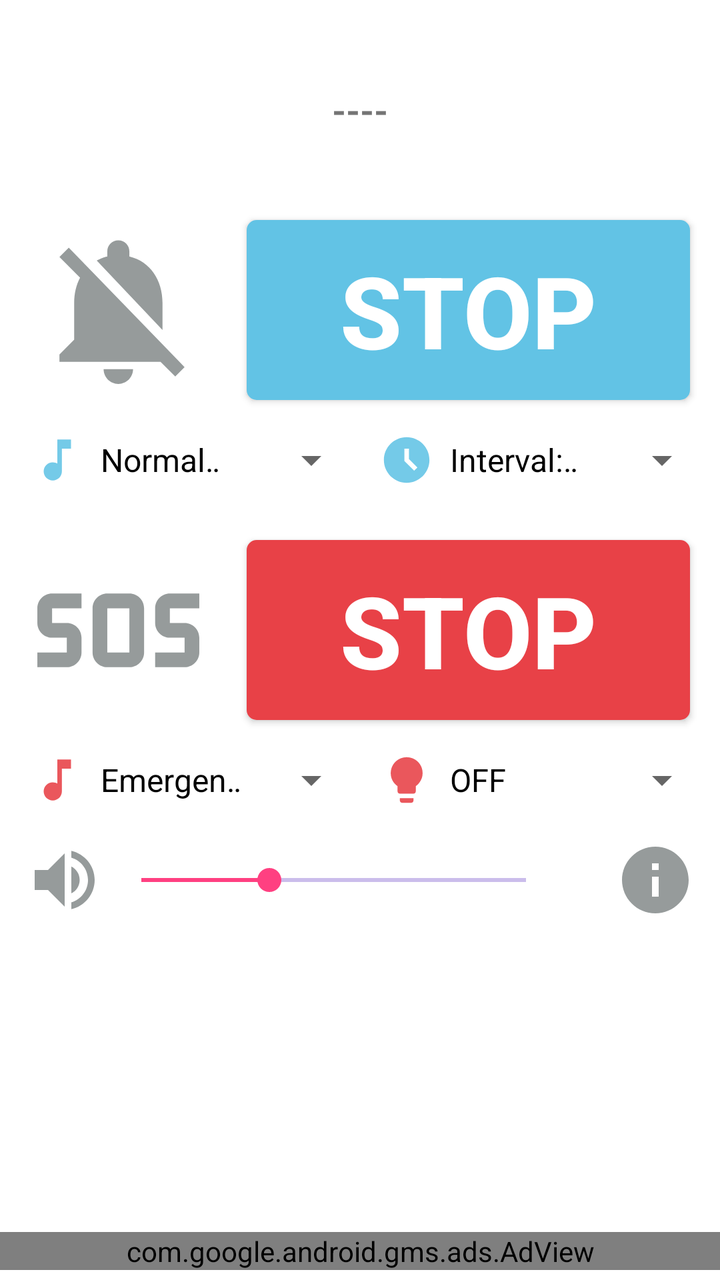
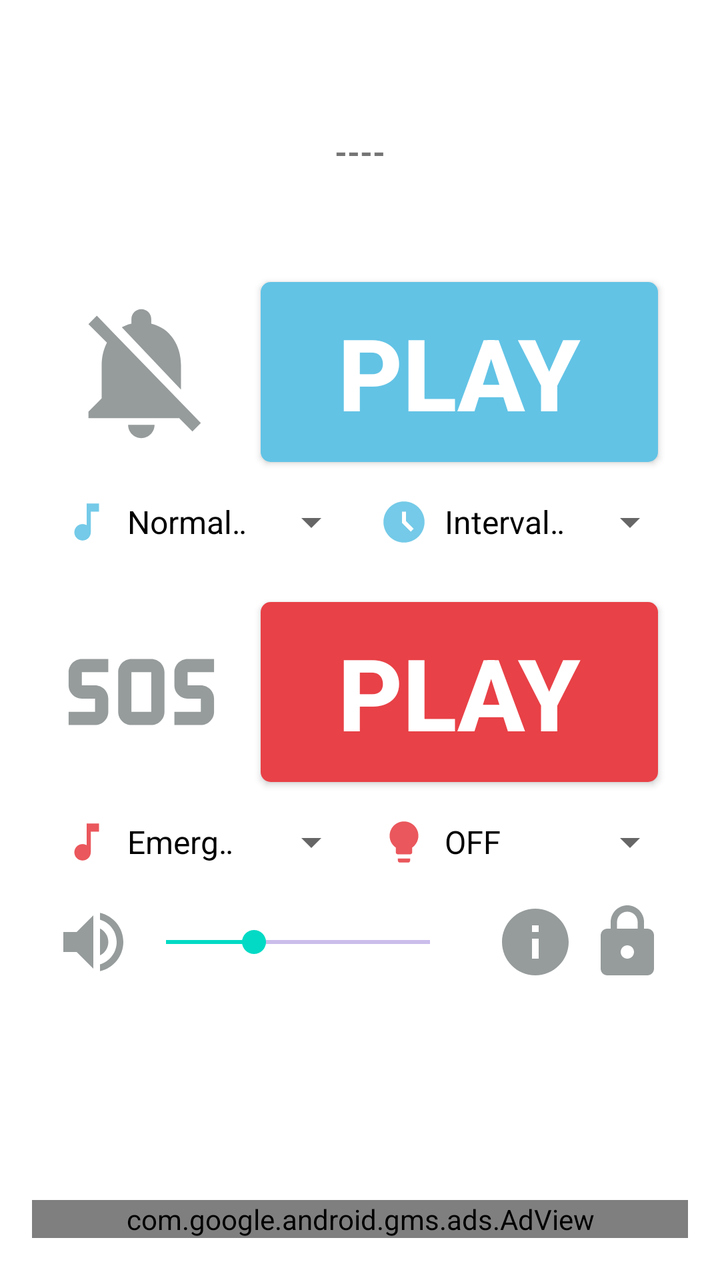

An Android layout rendered at two revisions. The XML below is the earlier revision; the diff shows what the commit changed to produce the second picture.
<!-- AndroidManifest.xml: application theme Theme.BeastBuster -->
<!-- res/layout/newactivity_main.xml -->
<?xml version="1.0" encoding="utf-8"?>
<androidx.constraintlayout.widget.ConstraintLayout xmlns:android="http://schemas.android.com/apk/res/android"
    xmlns:app="http://schemas.android.com/apk/res-auto"
    xmlns:ads="http://schemas.android.com/apk/res-auto"
    xmlns:tools="http://schemas.android.com/tools"
    android:layout_width="match_parent"
    android:layout_height="match_parent"
    tools:context=".MainActivity">

    
    <LinearLayout
        android:id="@+id/linearLayout_100"
        android:layout_width="match_parent"
        android:layout_height="match_parent"
        app:layout_constraintTop_toTopOf="parent"
        android:orientation="vertical">

        <LinearLayout
            android:id="@+id/linearLayout00"
            android:layout_width="match_parent"
            android:layout_height="100dp"
            android:layout_marginStart="5dp"
            android:layout_marginEnd="5dp"
            android:layout_marginTop="5dp"
            android:layout_alignParentStart="true"
            android:backgroundTint="@null"
            app:layout_constraintEnd_toEndOf="parent"
            app:layout_constraintStart_toStartOf="parent"
            app:layout_constraintTop_toTopOf="parent">

            <TextView
                android:id="@+id/textView"
                android:layout_width="match_parent"
                android:layout_height="90dp"
                android:layout_alignParentEnd="true"
                android:layout_alignParentStart="true"
                android:layout_alignParentTop="true"
                android:layout_marginEnd="5dp"
                android:layout_marginStart="5dp"
                android:layout_marginTop="5dp"
                android:gravity="center"
                android:text="----"
                android:textSize="18sp"
                android:textStyle="bold"
                app:layout_constraintEnd_toEndOf="parent"
                app:layout_constraintStart_toStartOf="parent"
                app:layout_constraintTop_toTopOf="@+id/linearLayout5" />

        </LinearLayout>


        <LinearLayout
            android:id="@+id/linearLayout11"
            android:layout_width="match_parent"
            android:layout_height="100dp"
            android:layout_alignParentStart="true"
            android:layout_below="@+id/linearLayout00"
            android:layout_marginStart="5dp"
            android:layout_marginEnd="5dp"
            android:background="@null"
            android:orientation="horizontal"
            app:layout_constraintTop_toBottomOf="@+id/linearLayout00">

            <ImageView
                android:id="@+id/img_normal"
                android:layout_width="0dp"
                android:layout_height="match_parent"
                android:layout_marginStart="10dp"
                android:layout_marginTop="5dp"
                android:layout_marginEnd="10dp"
                android:layout_marginBottom="5dp"
                android:layout_weight="2"
                android:background="@null"
                android:src="@drawable/bell_off2" />

            <ToggleButton
                android:id="@+id/toggle_normal"
                android:layout_width="0dp"
                android:layout_height="match_parent"
                android:layout_marginBottom="5dp"
                android:layout_marginEnd="10dp"
                android:layout_marginStart="10dp"
                android:layout_marginTop="5dp"
                android:layout_weight="5"
                android:background="@drawable/bak_normal"
                android:checked="false"
                android:textColor="@color/white"
                android:textOff="STOP"
                android:textOn="PLAY"
                android:textSize="50dp"
                android:textStyle="bold" />

        </LinearLayout>

        <LinearLayout
            android:id="@+id/linearLayout12"
            android:layout_width="match_parent"
            android:layout_height="50dp"
            android:layout_alignParentStart="true"
            android:layout_below="@+id/linearLayout11"
            android:layout_marginStart="5dp"
            android:layout_marginEnd="5dp"
            android:backgroundTint="@null"
            android:background="@null"
            android:orientation="horizontal"
            app:layout_constraintTop_toBottomOf="@+id/linearLayout11">

            <ImageView
                android:id="@+id/img_bell_list"
                android:layout_width="0dp"
                android:layout_height="match_parent"
                android:layout_marginStart="10dp"
                android:layout_marginTop="5dp"
                android:layout_marginEnd="0dp"
                android:layout_marginBottom="5dp"
                android:layout_weight="1"
                android:background="@null"
                android:src="@drawable/bell_list" />

            <Spinner
                android:id="@+id/sp_sound1"
                android:layout_width="0dp"
                android:layout_height="match_parent"
                android:layout_weight="5"
                android:theme="@style/SpinnerTheme"
                android:backgroundTint="@null"
                android:entries="@array/list_sound1"
                android:spinnerMode="dialog"/>

            <ImageView
                android:id="@+id/img_bell_time"
                android:layout_width="0dp"
                android:layout_height="match_parent"
                android:layout_marginStart="10dp"
                android:layout_marginTop="5dp"
                android:layout_marginEnd="0dp"
                android:layout_marginBottom="5dp"
                android:layout_weight="1"
                android:background="@null"
                android:src="@drawable/bell_time" />

            <Spinner
                android:id="@+id/sp_interval"
                android:layout_width="0dp"
                android:layout_height="match_parent"
                android:layout_weight="5"
                android:theme="@style/SpinnerTheme"
                android:entries="@array/list_interval"
                android:spinnerMode="dialog"/>

        </LinearLayout>

        

        <LinearLayout
            android:id="@+id/linearLayout21"
            android:layout_width="match_parent"
            android:layout_height="100dp"
            android:layout_marginTop="10dp"
            android:layout_marginStart="5dp"
            android:layout_marginEnd="5dp"
            android:layout_alignParentStart="true"
            android:orientation="horizontal"
            android:background="@null"
            app:layout_constraintTop_toBottomOf="@+id/linearLayout13"
            >

            <ImageView
                android:id="@+id/img_emergency"
                android:layout_width="0dp"
                android:layout_height="match_parent"
                android:layout_marginStart="10dp"
                android:layout_marginTop="5dp"
                android:layout_marginEnd="10dp"
                android:layout_marginBottom="5dp"
                android:layout_weight="2"
                android:background="@null"
                android:src="@drawable/sos_off2" />

            <ToggleButton
                android:id="@+id/toggle_emergency"
                android:layout_width="0dp"
                android:layout_height="match_parent"
                android:layout_marginBottom="5dp"
                android:layout_marginEnd="10dp"
                android:layout_marginStart="10dp"
                android:layout_marginTop="5dp"
                android:layout_weight="5"
                android:background="@drawable/bak_sos"
                android:checked="false"
                android:textColor="@color/white"
                android:textOff="STOP"
                android:textOn="PLAY"
                android:textSize="50dp"
                android:textStyle="bold" />

        </LinearLayout>

        <LinearLayout
            android:id="@+id/linearLayout22"
            android:layout_width="match_parent"
            android:layout_height="50dp"
            android:layout_alignParentStart="true"
            android:layout_below="@+id/linearLayout21"
            android:layout_marginStart="5dp"
            android:layout_marginEnd="5dp"
            android:backgroundTint="@null"
            android:background="@null"
            android:orientation="horizontal"
            app:layout_constraintTop_toBottomOf="@+id/linearLayout21">

            <ImageView
                android:id="@+id/img_sos_list"
                android:layout_width="0dp"
                android:layout_height="match_parent"
                android:layout_marginStart="10dp"
                android:layout_marginTop="5dp"
                android:layout_marginEnd="0dp"
                android:layout_marginBottom="5dp"
                android:layout_weight="1"
                android:background="@null"
                android:src="@drawable/sos_list" />

            <Spinner
                android:id="@+id/sp_sound2"
                android:layout_width="0dp"
                android:layout_height="match_parent"
                android:layout_weight="5"
                android:theme="@style/SpinnerTheme"
                android:entries="@array/list_sound2"
                android:spinnerMode="dialog"/>

            <ImageView
                android:id="@+id/img_sos_light"
                android:layout_width="0dp"
                android:layout_height="match_parent"
                android:layout_marginStart="10dp"
                android:layout_marginTop="5dp"
                android:layout_marginEnd="0dp"
                android:layout_marginBottom="5dp"
                android:layout_weight="1"
                android:background="@null"
                android:src="@drawable/sos_light" />

            <Spinner
                android:id="@+id/sp_light2"
                android:layout_width="0dp"
                android:layout_height="match_parent"
                android:layout_weight="5"
                android:theme="@style/SpinnerTheme"
                android:entries="@array/list_light"
                android:spinnerMode="dialog"/>

        </LinearLayout>

        <LinearLayout
            android:id="@+id/linearLayout23"
            android:layout_width="match_parent"
            android:layout_height="50dp"
            android:layout_marginStart="5dp"
            android:layout_marginEnd="5dp"
            android:backgroundTint="@null"
            android:background="@null"
            android:layout_alignParentStart="true"
            app:layout_constraintTop_toBottomOf="@+id/linearLayout22"
            android:orientation="horizontal">

            <ImageView
                android:id="@+id/img_volume_up"
                android:layout_width="0dp"
                android:layout_height="match_parent"
                android:layout_marginStart="5dp"
                android:layout_marginTop="5dp"
                android:layout_marginEnd="0dp"
                android:layout_marginBottom="5dp"
                android:layout_weight="1"
                android:background="@null"
                android:src="@drawable/volume_up" />

            <SeekBar
                android:id="@+id/seek_volume1"
                android:layout_width="0dp"
                android:layout_height="match_parent"
                android:layout_weight="5"
                android:layout_marginTop="5dp"
                android:layout_marginStart="0dp"
                android:layout_marginBottom="5dp"
                android:layout_marginEnd="25dp"
                android:progress="5"
                android:max="15"
                android:progressBackgroundTint="@color/design_default_color_primary_variant"/>

            <ImageButton
                android:id="@+id/btn_img_info2"
                android:layout_width="0dp"
                android:layout_height="match_parent"
                android:layout_marginStart="1dp"
                android:layout_marginTop="1dp"
                android:layout_marginEnd="5dp"
                android:layout_marginBottom="1dp"
                android:layout_weight="1"
                android:background="@null"
                android:onClick="onTips"
                android:src="@drawable/info2"
                tools:ignore="SpeakableTextPresentCheck" />

        </LinearLayout>

    </LinearLayout>

    <LinearLayout
        android:id="@+id/linearLayout99"
        android:layout_width="match_parent"
        android:layout_height="match_parent"
        app:layout_constraintBottom_toBottomOf="parent"
        android:gravity="center|bottom"
        tools:layout_editor_absoluteX="16dp"
        tools:layout_editor_absoluteY="16dp">

        
        
        <com.google.android.gms.ads.AdView
            android:id="@+id/adView"
            android:layout_width="match_parent"
            android:layout_height="wrap_content"
            android:layout_alignParentBottom="true"
            android:layout_centerHorizontal="true"
            android:layout_marginBottom="5dp"
            ads:adSize="LARGE_BANNER"
            ads:adUnitId="ca-app-pub-3940256099942544/6300978111">
        </com.google.android.gms.ads.AdView>

    </LinearLayout>

    

</androidx.constraintlayout.widget.ConstraintLayout>
<!-- resources referenced by this layout -->
<resources>
  <string-array name="list_light">
          <item>OFF</item>
          <item>ON</item>
          <item>FLASH</item>
      </string-array>
  <string-array name="list_sound1">
          <item>Normal Sound</item>
          <item>BELL 1</item>
          <item>BELL 2</item>
          <item>BELL 3</item>
          <item>THUNDER 1</item>
          <item>THUNDER 2</item>
          <item>THUNDER 3</item>
          <item>FIRECRACKER</item>
          <item>FIREWORK</item>
          <item>WOLF</item>
          <item>PET BOTTLE</item>
      </string-array>
  <string-array name="list_sound2">
          <item>Emergency Sound</item>
          <item>BELL 1</item>
          <item>BELL 2</item>
          <item>BELL 3</item>
          <item>THUNDER 1</item>
          <item>THUNDER 2</item>
          <item>THUNDER 3</item>
          <item>FIRECRACKER</item>
          <item>FIREWORK</item>
          <item>WOLF</item>
          <item>PET BOTTLE</item>
      </string-array>
  <color name="white">#FFFFFFFF</color>
  <!-- drawable bak_normal (drawable) -->
  <?xml version="1.0" encoding="utf-8"?>
  <shape xmlns:android="http://schemas.android.com/apk/res/android"
      android:shape="rectangle">
      <corners android:radius="5dp"/>
  
      <gradient
          android:angle="270"
          android:startColor="#62c3e5"
          android:endColor="#62c3e5"
          />
  </shape>
  <!-- drawable bak_sos (drawable) -->
  <?xml version="1.0" encoding="utf-8"?>
  <shape xmlns:android="http://schemas.android.com/apk/res/android"
      android:shape="rectangle">
      <corners android:radius="5dp"/>
  
      <gradient
          android:angle="270"
          android:startColor="#e84147"
          android:endColor="#e84147"
          />
  </shape>
  <style name="SpinnerTheme" parent="Theme.AppCompat.Light">
          <item name="android:textColor">@color/black</item> 
      </style>
  <style name="Theme.BeastBuster" parent="Theme.MaterialComponents.DayNight.DarkActionBar">
          
          <item name="colorPrimary">#554444</item>
          <item name="colorPrimaryDark">@color/colorPrimaryDark</item>
          <item name="colorAccent">@color/colorAccent</item>
          <item name="colorPrimaryVariant">@color/colorPrimaryDark</item>
          <item name="colorOnPrimary">@color/white</item>
          
          <item name="colorSecondary">@color/teal_200</item>
          <item name="colorSecondaryVariant">@color/teal_700</item>
          <item name="colorOnSecondary">@color/black</item>
          
          <item name="android:statusBarColor" tools:targetApi="l">?attr/colorPrimaryVariant</item>
          
      </style>
  <color name="black">#FF000000</color>
  <color name="colorPrimaryDark">#303F9F</color>
  <color name="colorAccent">#FF4081</color>
  <color name="teal_200">#FF03DAC5</color>
  <color name="teal_700">#FF018786</color>
  <!-- unchanged entries left out for length: 9 -->
</resources>

<!-- the commit's change to res/layout/newactivity_main.xml (unified diff, before → after) -->
@@ -5,6 +5,12 @@
     xmlns:tools="http://schemas.android.com/tools"
     android:layout_width="match_parent"
     android:layout_height="match_parent"
+    android:paddingBottom="@dimen/activity_vertical_margin"
+    android:paddingLeft="@dimen/activity_horizontal_margin"
+    android:paddingRight="@dimen/activity_horizontal_margin"
+    android:paddingTop="@dimen/activity_vertical_margin"
+    app:layout_behavior="@string/appbar_scrolling_view_behavior"
+    android:fitsSystemWindows="true"
     tools:context=".MainActivity">
 
     
@@ -12,16 +18,17 @@
         android:id="@+id/linearLayout_100"
         android:layout_width="match_parent"
         android:layout_height="match_parent"
+        android:background="@drawable/bak_grad"
         app:layout_constraintTop_toTopOf="parent"
         android:orientation="vertical">
 
         <LinearLayout
             android:id="@+id/linearLayout00"
             android:layout_width="match_parent"
-            android:layout_height="100dp"
-            android:layout_marginStart="5dp"
-            android:layout_marginEnd="5dp"
-            android:layout_marginTop="5dp"
+            android:layout_height="120dp"
+            android:layout_marginStart="5dp"
+            android:layout_marginEnd="5dp"
+            android:layout_marginTop="0dp"
             android:layout_alignParentStart="true"
             android:backgroundTint="@null"
             app:layout_constraintEnd_toEndOf="parent"
@@ -31,7 +38,7 @@
             <TextView
                 android:id="@+id/textView"
                 android:layout_width="match_parent"
-                android:layout_height="90dp"
+                android:layout_height="110dp"
                 android:layout_alignParentEnd="true"
                 android:layout_alignParentStart="true"
                 android:layout_alignParentTop="true"
@@ -40,7 +47,7 @@
                 android:layout_marginTop="5dp"
                 android:gravity="center"
                 android:text="----"
-                android:textSize="18sp"
+                android:textSize="16sp"
                 android:textStyle="bold"
                 app:layout_constraintEnd_toEndOf="parent"
                 app:layout_constraintStart_toStartOf="parent"
@@ -85,8 +92,8 @@
                 android:background="@drawable/bak_normal"
                 android:checked="false"
                 android:textColor="@color/white"
-                android:textOff="STOP"
-                android:textOn="PLAY"
+                android:textOff="PLAY"
+                android:textOn="STOP"
                 android:textSize="50dp"
                 android:textStyle="bold" />
 
@@ -189,8 +196,8 @@
                 android:background="@drawable/bak_sos"
                 android:checked="false"
                 android:textColor="@color/white"
-                android:textOff="STOP"
-                android:textOn="PLAY"
+                android:textOff="PLAY"
+                android:textOn="STOP"
                 android:textSize="50dp"
                 android:textStyle="bold" />
 
@@ -281,11 +288,11 @@
                 android:id="@+id/seek_volume1"
                 android:layout_width="0dp"
                 android:layout_height="match_parent"
-                android:layout_weight="5"
+                android:layout_weight="4"
                 android:layout_marginTop="5dp"
                 android:layout_marginStart="0dp"
                 android:layout_marginBottom="5dp"
-                android:layout_marginEnd="25dp"
+                android:layout_marginEnd="15dp"
                 android:progress="5"
                 android:max="15"
                 android:progressBackgroundTint="@color/design_default_color_primary_variant"/>
@@ -302,6 +309,19 @@
                 android:background="@null"
                 android:onClick="onTips"
                 android:src="@drawable/info2"
+                tools:ignore="SpeakableTextPresentCheck" />
+
+            <ImageButton
+                android:id="@+id/btn_lock"
+                android:layout_width="0dp"
+                android:layout_height="match_parent"
+                android:layout_marginTop="1dp"
+                android:layout_marginEnd="5dp"
+                android:layout_marginBottom="1dp"
+                android:layout_weight="1"
+                android:background="@null"
+                android:onClick="startLockMode"
+                android:src="@drawable/lock"
                 tools:ignore="SpeakableTextPresentCheck" />
 
         </LinearLayout>
@@ -334,4 +354,31 @@
 
     
 
+    <androidx.constraintlayout.widget.ConstraintLayout
+        android:id="@+id/lockOverlay"
+        android:layout_width="match_parent"
+        android:layout_height="match_parent"
+        android:background="#FF333333"
+        android:clickable="true"
+        android:focusable="true"
+        android:visibility="gone"
+        app:layout_constraintBottom_toBottomOf="parent"
+        app:layout_constraintEnd_toEndOf="parent"
+        app:layout_constraintStart_toStartOf="parent"
+        app:layout_constraintTop_toTopOf="parent">
+
+        <TextView
+            android:layout_width="wrap_content"
+            android:layout_height="wrap_content"
+            android:text="@string/screen_lock"
+            android:textColor="#FF03DAC5"
+            android:gravity="center"
+            android:textSize="20sp"
+            app:layout_constraintBottom_toBottomOf="parent"
+            app:layout_constraintEnd_toEndOf="parent"
+            app:layout_constraintStart_toStartOf="parent"
+            app:layout_constraintTop_toTopOf="parent" />
+
+    </androidx.constraintlayout.widget.ConstraintLayout>
+
 </androidx.constraintlayout.widget.ConstraintLayout>
<!-- resource entries referenced after the edit -->
@@ -31,7 +31,21 @@
           <item>WOLF</item>
           <item>PET BOTTLE</item>
       </string-array>
-  <color name="white">#FFFFFFFF</color>
+  <color name="white">#FFFFFF</color>
+  <dimen name="activity_horizontal_margin">16dp</dimen>
+  <dimen name="activity_vertical_margin">16dp</dimen>
+  <!-- drawable bak_grad (drawable) -->
+  <?xml version="1.0" encoding="utf-8"?>
+  <shape xmlns:android="http://schemas.android.com/apk/res/android"
+      android:shape="rectangle">
+      <corners android:radius="2dp"/>
+  
+      <gradient
+          android:angle="90"
+          android:startColor="#ffffffff"
+          android:endColor="#ffffffff"
+          />
+  </shape>
   <!-- drawable bak_normal (drawable) -->
   <?xml version="1.0" encoding="utf-8"?>
   <shape xmlns:android="http://schemas.android.com/apk/res/android"
@@ -56,6 +70,13 @@
           android:endColor="#e84147"
           />
   </shape>
+  <!-- drawable lock (drawable) -->
+  <vector xmlns:android="http://schemas.android.com/apk/res/android" android:alpha="0.89" android:height="40dp" android:tint="#888E8E" android:viewportHeight="24" android:viewportWidth="24" android:width="40dp">
+        
+      <path android:fillColor="@android:color/white" android:pathData="M18,8h-1L17,6c0,-2.76 -2.24,-5 -5,-5S7,3.24 7,6v2L6,8c-1.1,0 -2,0.9 -2,2v10c0,1.1 0.9,2 2,2h12c1.1,0 2,-0.9 2,-2L20,10c0,-1.1 -0.9,-2 -2,-2zM12,17c-1.1,0 -2,-0.9 -2,-2s0.9,-2 2,-2 2,0.9 2,2 -0.9,2 -2,2zM15.1,8L8.9,8L8.9,6c0,-1.71 1.39,-3.1 3.1,-3.1 1.71,0 3.1,1.39 3.1,3.1v2z"/>
+      
+  </vector>
+  <string name="screen_lock">Screen is locked\n(press and hold to unlock)</string>
   <style name="SpinnerTheme" parent="Theme.AppCompat.Light">
           <item name="android:textColor">@color/black</item> 
       </style>
@@ -65,18 +86,20 @@
           <item name="colorPrimaryDark">@color/colorPrimaryDark</item>
           <item name="colorAccent">@color/colorAccent</item>
           <item name="colorPrimaryVariant">@color/colorPrimaryDark</item>
-          <item name="colorOnPrimary">@color/white</item>
+          <item name="colorOnPrimary">@color/black</item>
           
           <item name="colorSecondary">@color/teal_200</item>
           <item name="colorSecondaryVariant">@color/teal_700</item>
           <item name="colorOnSecondary">@color/black</item>
           
-          <item name="android:statusBarColor" tools:targetApi="l">?attr/colorPrimaryVariant</item>
+          <item name="android:statusBarColor">#FFFFFF</item>
+          <item name="android:windowLightStatusBar">true</item>
+          
           
       </style>
-  <color name="black">#FF000000</color>
-  <color name="colorPrimaryDark">#303F9F</color>
-  <color name="colorAccent">#FF4081</color>
+  <color name="black">#000000</color>
+  <color name="colorPrimaryDark">#3700B3</color>
+  <color name="colorAccent">#03DAC5</color>
   <color name="teal_200">#FF03DAC5</color>
   <color name="teal_700">#FF018786</color>
   <!-- unchanged entries left out for length: 9 -->
